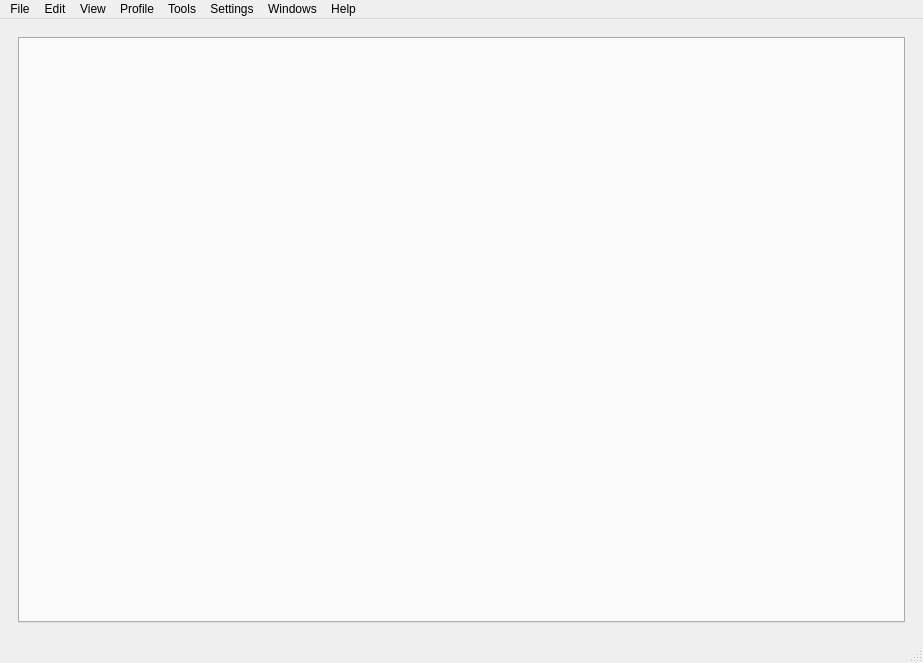
Above: src/gtatools-gui/src/src/gui/MainFrame.ui from alemariusnexus/gtatools before the change. Below: the same form after it.
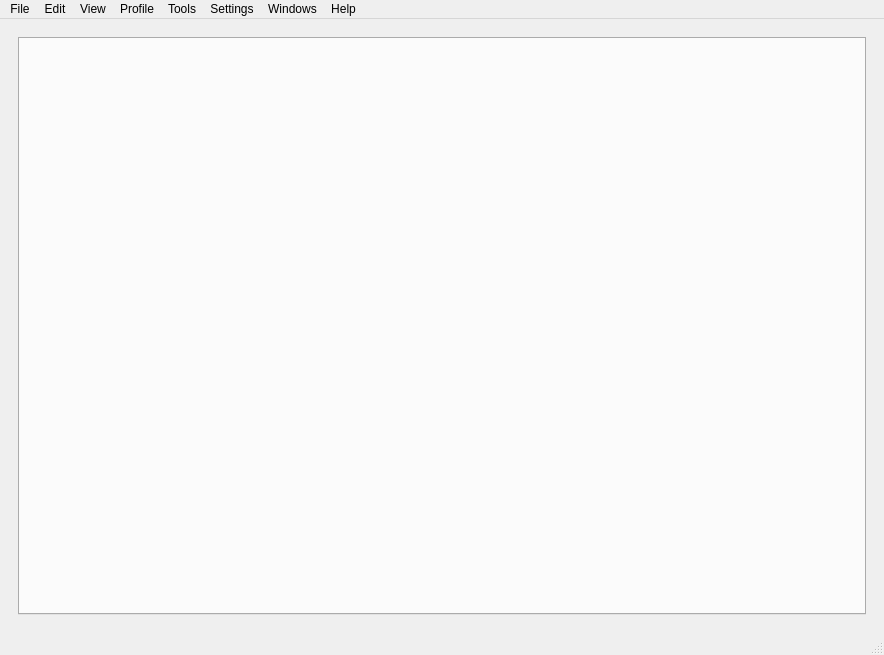
That is the form after the change.

The edit to the form file:
```diff
--- a/src/gtatools-gui/src/src/gui/MainFrame.ui
+++ b/src/gtatools-gui/src/src/gui/MainFrame.ui
@@ -6,10 +6,16 @@
    <rect>
     <x>0</x>
     <y>0</y>
-    <width>923</width>
-    <height>663</height>
+    <width>884</width>
+    <height>655</height>
    </rect>
   </property>
+  <property name="maximumSize">
+   <size>
+    <width>16777215</width>
+    <height>16777215</height>
+   </size>
+  </property>
   <property name="windowTitle">
    <string notr="true">GTATools GUI Tool</string>
   </property>
@@ -59,7 +65,7 @@
     <rect>
      <x>0</x>
      <y>0</y>
-     <width>923</width>
+     <width>884</width>
      <height>23</height>
     </rect>
    </property>
```
